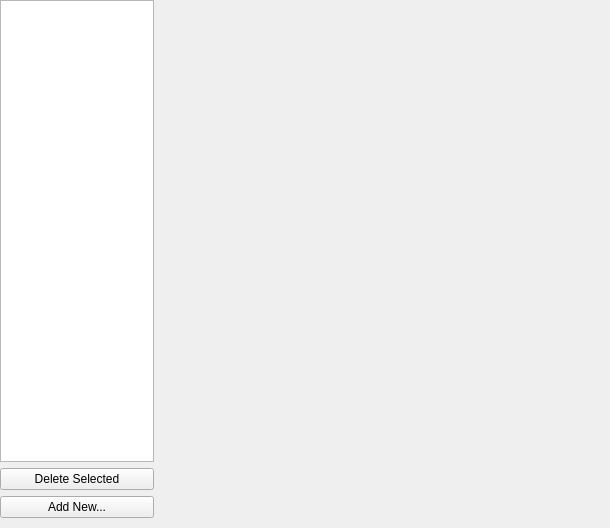
Old version of the form options/sshserveroptionswidget.ui in the repository PonyEdit/PonyEdit.
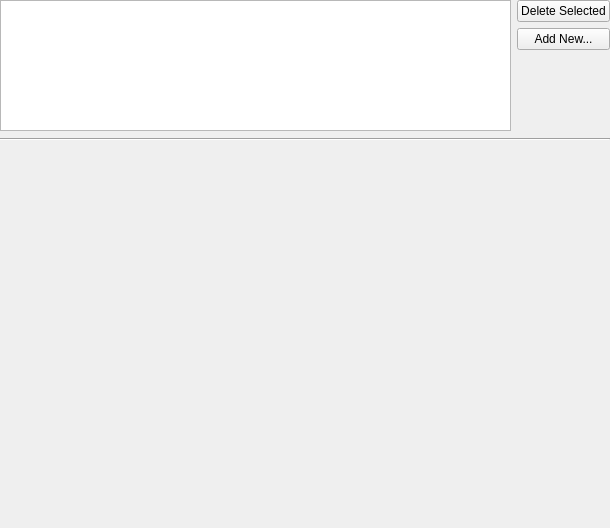
New version of the form.

Commit message: Nicer layout for SSH server configuration (Feedback?)

The edit to the form file:
```diff
--- a/options/sshserveroptionswidget.ui
+++ b/options/sshserveroptionswidget.ui
@@ -26,10 +26,10 @@
    <property name="bottomMargin">
     <number>10</number>
    </property>
-   <item row="0" column="0" rowspan="3">
+   <item row="0" column="1" rowspan="3">
     <widget class="QListWidget" name="serversList"/>
    </item>
-   <item row="0" column="2">
+   <item row="4" column="1" colspan="2">
     <widget class="QWidget" name="configContainer" native="true">
      <property name="minimumSize">
       <size>
@@ -53,20 +53,52 @@
      </layout>
     </widget>
    </item>
-   <item row="4" column="0">
-    <widget class="QPushButton" name="addNewButton">
-     <property name="text">
-      <string>Add New...</string>
-     </property>
-    </widget>
-   </item>
-   <item row="3" column="0">
+   <item row="0" column="2">
     <widget class="QPushButton" name="deleteButton">
      <property name="text">
       <string>Delete Selected</string>
      </property>
     </widget>
    </item>
+   <item row="1" column="2">
+    <widget class="QPushButton" name="addNewButton">
+     <property name="text">
+      <string>Add New...</string>
+     </property>
+    </widget>
+   </item>
+   <item row="2" column="2">
+    <spacer name="verticalSpacer">
+     <property name="orientation">
+      <enum>Qt::Vertical</enum>
+     </property>
+     <property name="sizeHint" stdset="0">
+      <size>
+       <width>20</width>
+       <height>40</height>
+      </size>
+     </property>
+    </spacer>
+   </item>
+   <item row="3" column="1" colspan="2">
+    <widget class="Line" name="line">
+     <property name="sizePolicy">
+      <sizepolicy hsizetype="Preferred" vsizetype="Minimum">
+       <horstretch>0</horstretch>
+       <verstretch>0</verstretch>
+      </sizepolicy>
+     </property>
+     <property name="minimumSize">
+      <size>
+       <width>0</width>
+       <height>5</height>
+      </size>
+     </property>
+     <property name="orientation">
+      <enum>Qt::Horizontal</enum>
+     </property>
+    </widget>
+   </item>
   </layout>
  </widget>
  <resources/>
```
The commit also changes 2 other files.
